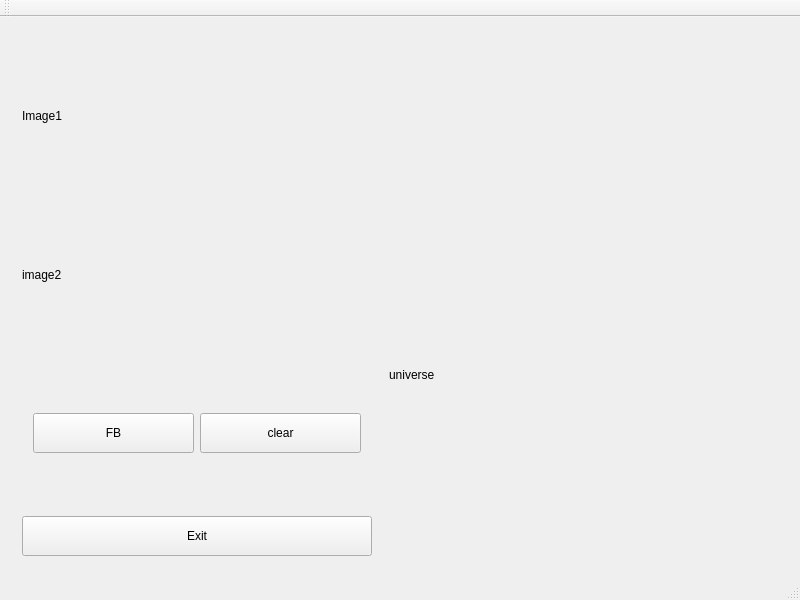
The window that qt_fb/mainwindow.ui (saibi/qt) describes before a commit, drawn with Qt 5.
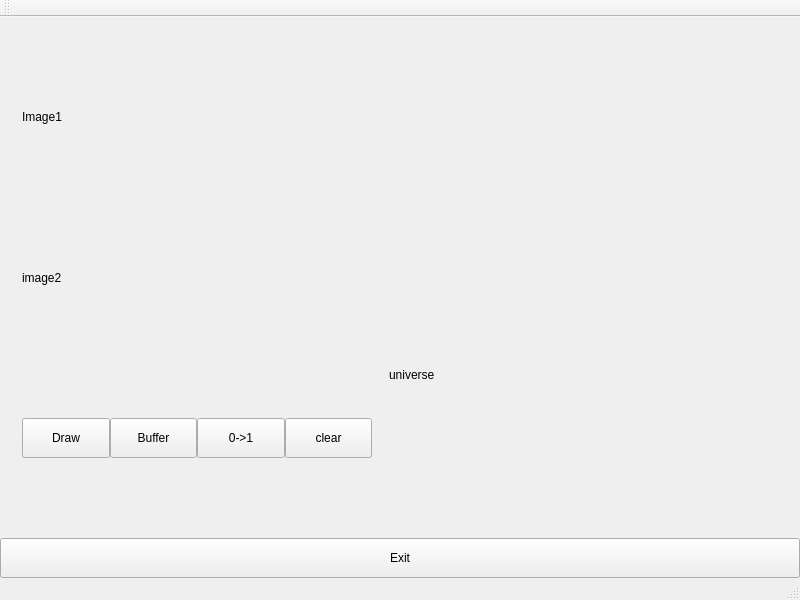
The same window after the commit.

```diff
--- a/qt_fb/mainwindow.ui
+++ b/qt_fb/mainwindow.ui
@@ -20,7 +20,25 @@
    <string>MainWindow</string>
   </property>
   <widget class="QWidget" name="centralWidget">
-   <layout class="QHBoxLayout" name="horizontalLayout">
+   <layout class="QVBoxLayout" name="verticalLayout_2">
+    <property name="spacing">
+     <number>0</number>
+    </property>
+    <property name="leftMargin">
+     <number>0</number>
+    </property>
+    <property name="topMargin">
+     <number>0</number>
+    </property>
+    <property name="rightMargin">
+     <number>0</number>
+    </property>
+    <property name="bottomMargin">
+     <number>0</number>
+    </property>
+    <item>
+     <widget class="QWidget" name="widget_bg" native="true">
+      <layout class="QHBoxLayout" name="horizontalLayout_3">
     <item>
      <widget class="QWidget" name="widget_img" native="true">
       <layout class="QVBoxLayout" name="verticalLayout">
@@ -41,6 +59,21 @@
        <item>
         <widget class="QWidget" name="widget" native="true">
          <layout class="QHBoxLayout" name="horizontalLayout_2">
+             <property name="spacing">
+              <number>0</number>
+             </property>
+             <property name="leftMargin">
+              <number>0</number>
+             </property>
+             <property name="topMargin">
+              <number>0</number>
+             </property>
+             <property name="rightMargin">
+              <number>0</number>
+             </property>
+             <property name="bottomMargin">
+              <number>0</number>
+             </property>
           <item>
            <widget class="QPushButton" name="pushButton">
             <property name="minimumSize">
@@ -50,7 +83,33 @@
              </size>
             </property>
             <property name="text">
-             <string>FB</string>
+                <string>Draw</string>
+               </property>
+              </widget>
+             </item>
+             <item>
+              <widget class="QPushButton" name="pushButton_buffer">
+               <property name="minimumSize">
+                <size>
+                 <width>0</width>
+                 <height>40</height>
+                </size>
+               </property>
+               <property name="text">
+                <string>Buffer</string>
+               </property>
+              </widget>
+             </item>
+             <item>
+              <widget class="QPushButton" name="pushButton_copy">
+               <property name="minimumSize">
+                <size>
+                 <width>0</width>
+                 <height>40</height>
+                </size>
+               </property>
+               <property name="text">
+                <string>0-&gt;1</string>
             </property>
            </widget>
           </item>
@@ -70,19 +129,6 @@
          </layout>
         </widget>
        </item>
-       <item>
-        <widget class="QPushButton" name="pushButton_exit">
-         <property name="minimumSize">
-          <size>
-           <width>0</width>
-           <height>40</height>
-          </size>
-         </property>
-         <property name="text">
-          <string>Exit</string>
-         </property>
-        </widget>
-       </item>
       </layout>
      </widget>
     </item>
@@ -107,6 +153,22 @@
         <string>universe</string>
        </property>
       </widget>
+        </widget>
+       </item>
+      </layout>
+     </widget>
+    </item>
+    <item>
+     <widget class="QPushButton" name="pushButton_exit">
+      <property name="minimumSize">
+       <size>
+        <width>0</width>
+        <height>40</height>
+       </size>
+      </property>
+      <property name="text">
+       <string>Exit</string>
+      </property>
      </widget>
     </item>
    </layout>
```
Lines whose indentation alone changed are shown as unchanged.
